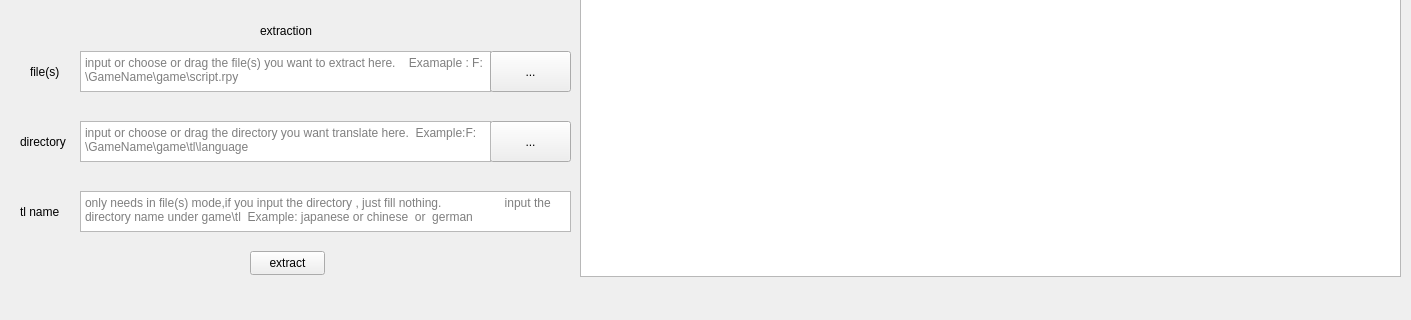
Old version of the form src/ui.ui in the repository anonymousException/renpy-translator; both pictures show x 0 to 1411 and y 368 to 688 of the 1411 by 688 pixel window.
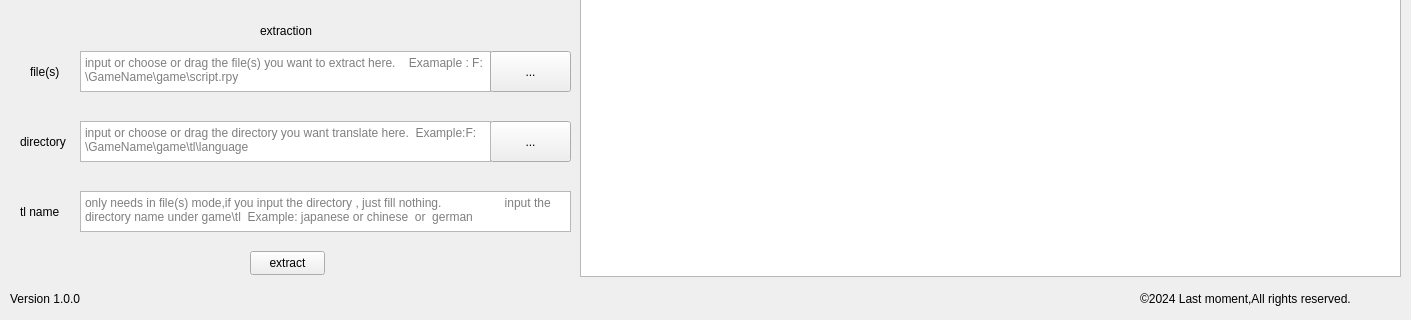
New version of the form.

Commit message: <feature> add version number in the lower left corner

```diff
--- a/src/ui.ui
+++ b/src/ui.ui
@@ -402,6 +402,32 @@
      </property>
     </widget>
    </widget>
+   <widget class="QLabel" name="versionLabel">
+    <property name="geometry">
+     <rect>
+      <x>10</x>
+      <y>640</y>
+      <width>91</width>
+      <height>16</height>
+     </rect>
+    </property>
+    <property name="text">
+     <string>Version 1.0.0</string>
+    </property>
+   </widget>
+   <widget class="QLabel" name="copyrightLabel">
+    <property name="geometry">
+     <rect>
+      <x>1140</x>
+      <y>640</y>
+      <width>241</width>
+      <height>16</height>
+     </rect>
+    </property>
+    <property name="text">
+     <string>©2024 Last moment,All rights reserved.</string>
+    </property>
+   </widget>
   </widget>
   <widget class="QMenuBar" name="menubar">
    <property name="geometry">
```
The commit also changes 2 other files.
